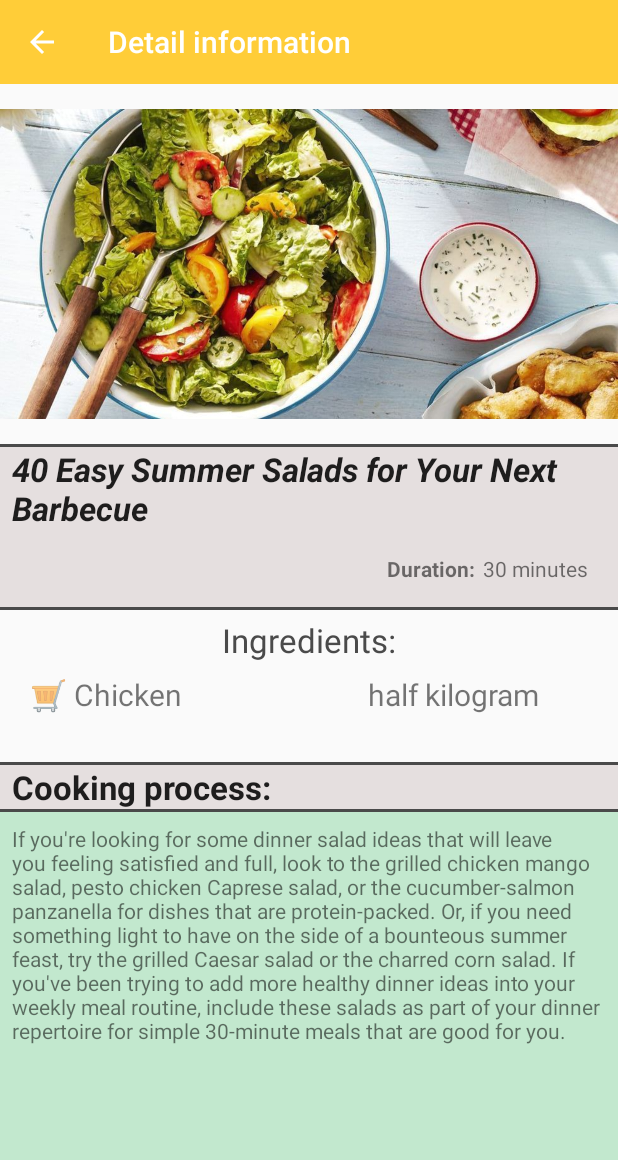
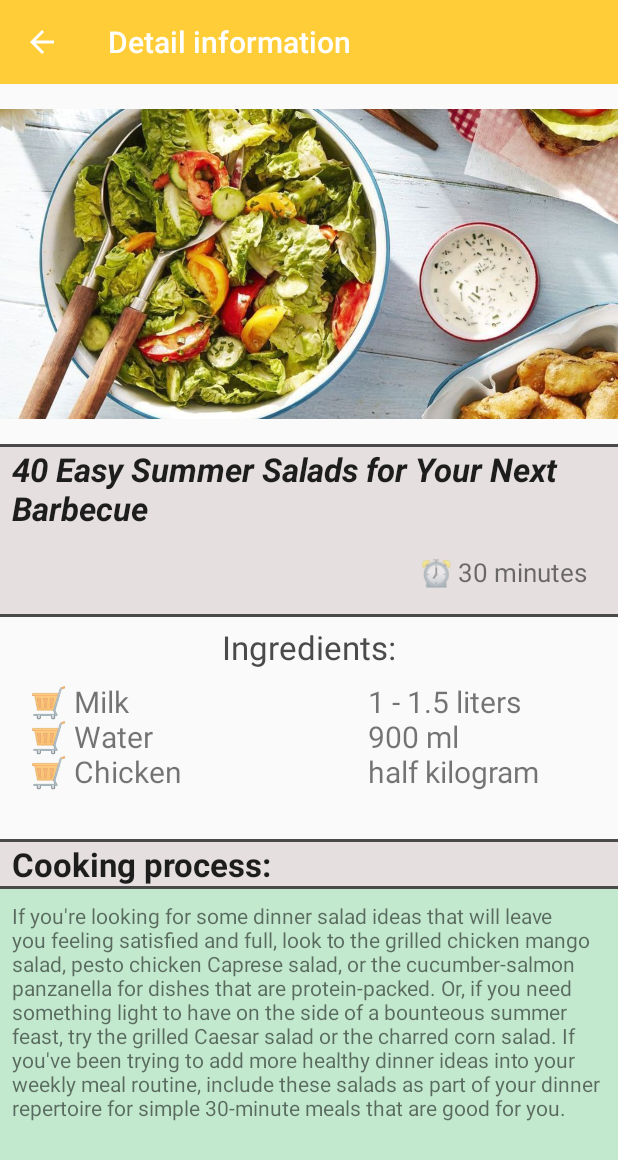
Before and after one commit to JustMoze/Recipe_app, an Android app: the fragment Breakfast_fragment placed in its activity, after a tap on "40 Easy Summer Salads for Your Next Barb", on a phone screen of 412 x 824 dp. Shown: the top 1160 px of the screen. Run offline under Robolectric (Android 15) with nearby library versions, the phone set to English and light mode, and no system bars; our stand-ins replace Room's generated code; 2 other taps on this screen came first.

Commit message:
Fix all ingredient render bug

```diff
--- a/app/src/main/java/com/hfad/recipes/Data.java
+++ b/app/src/main/java/com/hfad/recipes/Data.java
@@ -1,7 +1,6 @@
 package com.hfad.recipes;
 
 public class Data {
-    private static final int size = 3;
     public Recipe [] fillRecipes(){
         Recipe[] recipes_list;
         recipes_list = new Recipe[]{
--- a/app/src/main/java/com/hfad/recipes/RecipeDetailActivity.java
+++ b/app/src/main/java/com/hfad/recipes/RecipeDetailActivity.java
@@ -47,10 +47,13 @@ public class RecipeDetailActivity extends AppCompatActivity {
         recipeImage.setImageDrawable(ContextCompat.getDrawable(this, imageID));
         recipeImage.setContentDescription(recipe.getName());
         titleView.setText(recipe.getName());
-        durationView.setText(recipe.getDuration());
+        String time = "⏰ " + recipe.getDuration();
+        durationView.setText(time);
 
         TextView ingredientName = findViewById(R.id.recipes_ingredients_list);
         TextView ingredientQuantity = findViewById(R.id.ingredients_quantity);
+        String a = text_ingredients.get(0);
+        String b = text_ingredients.get(1);
         ingredientName.setText(text_ingredients.get(0));
         ingredientQuantity.setText(text_ingredients.get(1));
 
@@ -80,14 +83,13 @@ public class RecipeDetailActivity extends AppCompatActivity {
                             cursor.getInt(2), cursor.getString(3));
                     imageID = cursor.getInt(2);
                 }
-                String sqlCode = "SELECT ingredient.NAME, ingredient.QUANTITY  FROM `ingredient` " +
-                        "INNER JOIN recipe WHERE ingredient.RECIPE_ID = " + id;
+                String sqlCode = "SELECT ingredient.NAME, ingredient.QUANTITY  FROM `ingredient` INNER JOIN recipe ON ingredient.RECIPE_ID = recipe._ID WHERE recipe._ID = " + id;
                 ingredientCursor = db.rawQuery(sqlCode, null);
                 String titleName = "";
                 String quantityText = "";
-                if (ingredientCursor.moveToFirst()){
+                while(ingredientCursor.moveToNext()){
                     titleName += "🛒 " + ingredientCursor.getString(0) + " \n";
-                    quantityText = ingredientCursor.getString(1) + " \n";
+                    quantityText +=  ingredientCursor.getString(1) + " \n";
                 }
                 text_ingredients.add(titleName);
                 text_ingredients.add(quantityText);
--- a/app/src/main/res/layout/activity_recipe_detail.xml
+++ b/app/src/main/res/layout/activity_recipe_detail.xml
@@ -51,14 +51,8 @@
                         <TextView
                             android:layout_width="wrap_content"
                             android:layout_height="wrap_content"
-                            android:text="@string/duration"
-                            android:paddingEnd="5dp"
-                            android:paddingStart="0dp"
-                            android:textStyle="bold"/>
-                        <TextView
-                            android:layout_width="wrap_content"
-                            android:layout_height="wrap_content"
-                            android:id="@+id/recipe_duration" />
+                            android:id="@+id/recipe_duration"
+                            android:textSize="17sp"/>
                     </LinearLayout>
                 </LinearLayout>
                 <View android:layout_width="match_parent"
```
